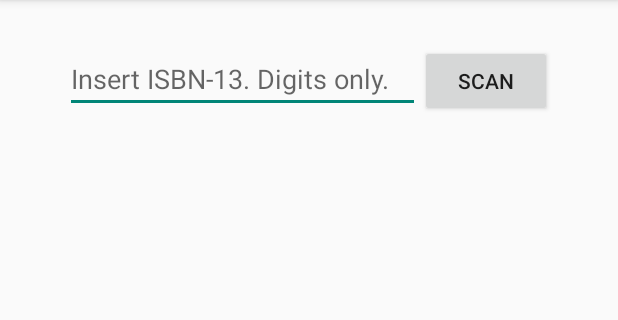
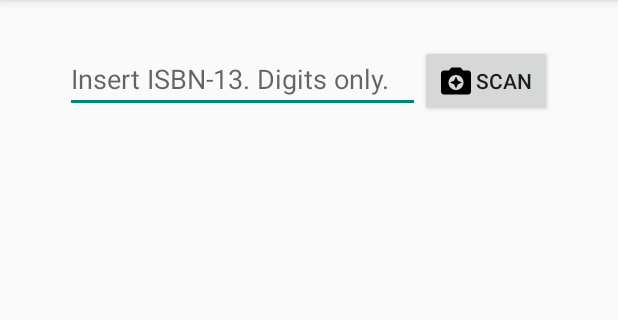
Before and after one commit to kjzz12/alexandria, an Android app: the fragment AddBook placed in its activity, with the options menu open, on a phone screen of 412 x 824 dp, the part 84-404 px from its top. Run offline under Robolectric (Android 15) with nearby library versions, the phone set to English and light mode, and no system bars; libraries missing offline, so code that uses them is left out: com.google.android.gms; 2 statements that could not run were skipped.

Commit message:
Began camera work

```diff
--- a/app/build.gradle
+++ b/app/build.gradle
@@ -37,5 +37,6 @@ android {
 
 dependencies {
     compile 'com.android.support:appcompat-v7:21.0.3'
+    compile 'com.google.android.gms:play-services:7.8.0'
 
 }
--- a/app/src/main/AndroidManifest.xml
+++ b/app/src/main/AndroidManifest.xml
@@ -6,6 +6,8 @@
     <uses-permission android:name="android.permission.CAMERA" />
     <uses-feature android:name="android.hardware.camera" />
     <uses-feature android:name="android.hardware.camera.autofocus" />
+
+    <meta-data android:name="com.google.android.gms.vision.DEPENDENCIES" android:value="barcode"/>
 
 
     <application
--- a/app/src/main/java/it/jaschke/alexandria/AddBook.java
+++ b/app/src/main/java/it/jaschke/alexandria/AddBook.java
@@ -12,6 +12,7 @@ import android.text.Editable;
 import android.text.TextWatcher;
 import android.util.Patterns;
 import android.view.LayoutInflater;
+import android.view.SurfaceView;
 import android.view.View;
 import android.view.ViewGroup;
 import android.widget.EditText;
@@ -19,6 +20,10 @@ import android.widget.ImageView;
 import android.widget.TextView;
 import android.widget.Toast;
 
+
+import com.google.android.gms.vision.CameraSource;
+import com.google.android.gms.vision.barcode.Barcode;
+import com.google.android.gms.vision.barcode.BarcodeDetector;
 
 import it.jaschke.alexandria.data.AlexandriaContract;
 import it.jaschke.alexandria.services.BookService;
@@ -33,6 +38,7 @@ public class AddBook extends Fragment implements LoaderManager.LoaderCallbacks<C
     private final String EAN_CONTENT="eanContent";
     private static final String SCAN_FORMAT = "scanFormat";
     private static final String SCAN_CONTENTS = "scanContents";
+    private SurfaceView camera;
 
     private String mScanFormat = "Format:";
     private String mScanContents = "Contents:";
@@ -55,6 +61,9 @@ public class AddBook extends Fragment implements LoaderManager.LoaderCallbacks<C
 
         rootView = inflater.inflate(R.layout.fragment_add_book, container, false);
         ean = (EditText) rootView.findViewById(R.id.ean);
+
+        camera = (SurfaceView) rootView.findViewById(R.id.camera_view);
+        camera.setVisibility(View.GONE);
 
         ean.addTextChangedListener(new TextWatcher() {
             @Override
@@ -102,6 +111,20 @@ public class AddBook extends Fragment implements LoaderManager.LoaderCallbacks<C
 
                 Toast toast = Toast.makeText(context, text, duration);
                 toast.show();
+
+                camera = (SurfaceView) rootView.findViewById(R.id.camera_view);
+
+                BarcodeDetector  barcodeDetector =
+                        new BarcodeDetector.Builder(getActivity())
+                                .setBarcodeFormats(Barcode.QR_CODE)
+                                .build();
+
+                CameraSource cameraSource = new CameraSource
+                        .Builder(getActivity(), barcodeDetector)
+                        .setRequestedPreviewSize(640, 480)
+                        .build();
+
+//                camera.setVisibility(View.GONE);
 
             }
         });
--- a/app/src/main/res/layout/fragment_add_book.xml
+++ b/app/src/main/res/layout/fragment_add_book.xml
@@ -33,9 +33,18 @@
                 android:layout_width="wrap_content"
                 android:layout_height="wrap_content"
                 android:text="@string/scan_button"
-                android:id="@+id/scan_button"/>
+                android:id="@+id/scan_button"
+                android:drawableLeft="@drawable/ic_camera_enhance_black_24dp"/>
 
         </LinearLayout>
+
+        <SurfaceView
+            android:layout_width="640px"
+            android:layout_height="480px"
+            android:layout_centerHorizontal="true"
+            android:layout_below="@+id/eancontainer"
+            android:id="@+id/camera_view"
+            />
 
         <TextView
             android:layout_width="wrap_content"
```
Also changed, not shown: app/src/main/res/drawable-hdpi/ic_camera_enhance_black_24dp.png (added), app/src/main/res/drawable-mdpi/drawable-hdpi/ic_camera_enhance_black_24dp.png (added), app/src/main/res/drawable-mdpi/drawable-mdpi/ic_camera_enhance_black_24dp.png (added), app/src/main/res/drawable-mdpi/drawable-xhdpi/ic_camera_enhance_black_24dp.png (added), app/src/main/res/drawable-mdpi/drawable-xxhdpi/ic_camera_enhance_black_24dp.png (added), app/src/main/res/drawable-mdpi/drawable-xxxhdpi/ic_camera_enhance_black_24dp.png (added), app/src/main/res/drawable-mdpi/ic_camera_enhance_black_24dp.png (added), app/src/main/res/drawable-xhdpi/ic_camera_enhance_black_24dp.png (added), app/src/main/res/drawable-xxhdpi/ic_camera_enhance_black_24dp.png (added), app/src/main/res/drawable-xxxhdpi/ic_camera_enhance_black_24dp.png (added).
